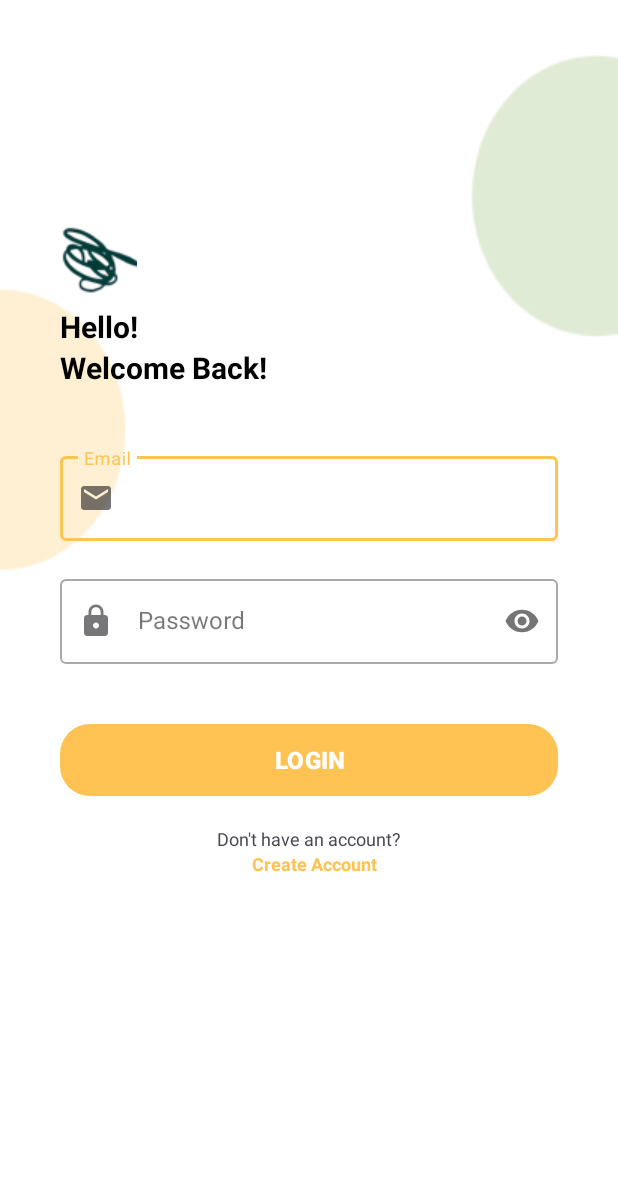
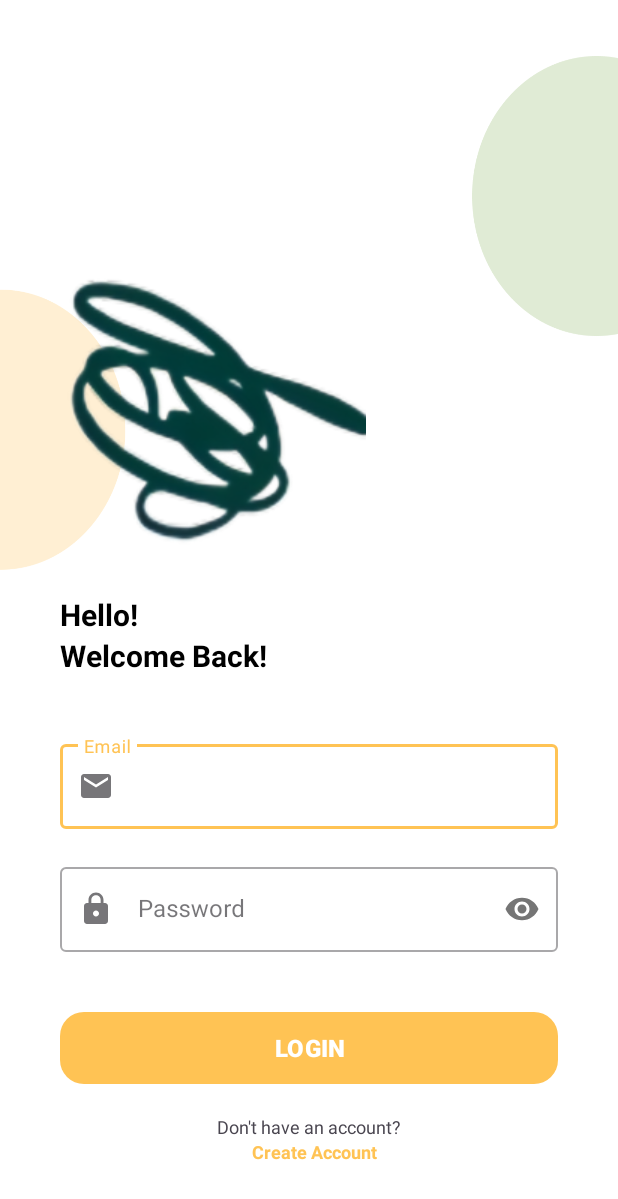
Before and after one commit to CH2-PS100/DyslexiaScanner_MD, an Android app: the screen it shows after launch (LoginActivity), on a phone screen of 412 x 824 dp. Shown: the top 1199 px of the screen. Run offline under Robolectric (Android 15) with nearby library versions, the phone set to English and light mode, and no system bars; our stand-ins replace Firebase (no records; nobody signed in at launch, a user with empty details on screens opened directly).

Commit message:
adding font and drawable

```diff
--- a/app/src/main/res/drawable/round_btn.xml
+++ b/app/src/main/res/drawable/round_btn.xml
@@ -3,5 +3,6 @@
     xmlns:android="http://schemas.android.com/apk/res/android">
 
     <stroke android:color="@color/orange"/>
-    <corners android:radius="20dp"/>
+    <solid android:color="@color/orange"/>
+    <corners android:radius="16dp"/>
 </shape>
```
Also changed, not shown: app/src/main/res/drawable/login.png, app/src/main/res/drawable/logo.png, app/src/main/res/drawable/signup.png, app/src/main/res/font/poppins_bold.ttf (added), app/src/main/res/font/poppins_medium.ttf (added), app/src/main/res/font/poppins_regular.ttf (added), app/src/main/res/font/poppins_semibold.ttf (added).
